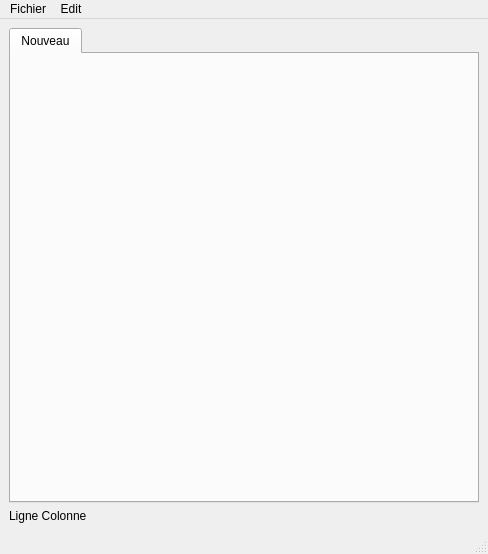
This is mainwindow.ui in jpphi/AjcTextEdit as Qt 5 draws it before an edit. The edited form follows.
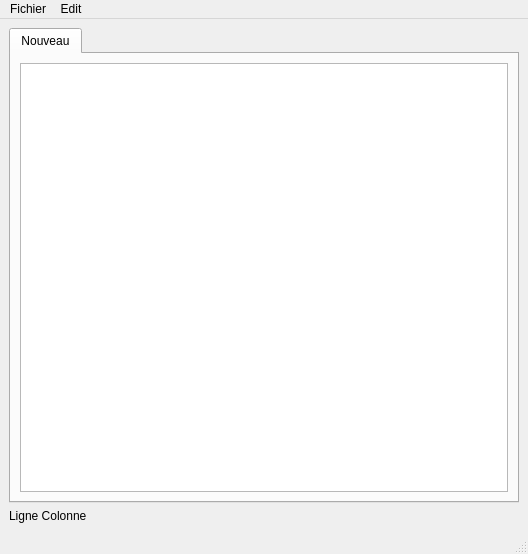
This is the edited form.

Diff of the .ui file:
```diff
--- a/mainwindow.ui
+++ b/mainwindow.ui
@@ -6,7 +6,7 @@
    <rect>
     <x>0</x>
     <y>0</y>
-    <width>488</width>
+    <width>528</width>
     <height>554</height>
    </rect>
   </property>
@@ -24,7 +24,11 @@
        <attribute name="title">
         <string>Nouveau</string>
        </attribute>
-       <layout class="QVBoxLayout" name="verticalLayout"/>
+       <layout class="QVBoxLayout" name="verticalLayout">
+        <item>
+         <widget class="QPlainTextEdit" name="plainTextEdit"/>
+        </item>
+       </layout>
       </widget>
      </widget>
     </item>
@@ -42,7 +46,7 @@
     <rect>
      <x>0</x>
      <y>0</y>
-     <width>488</width>
+     <width>528</width>
      <height>23</height>
     </rect>
    </property>
```
